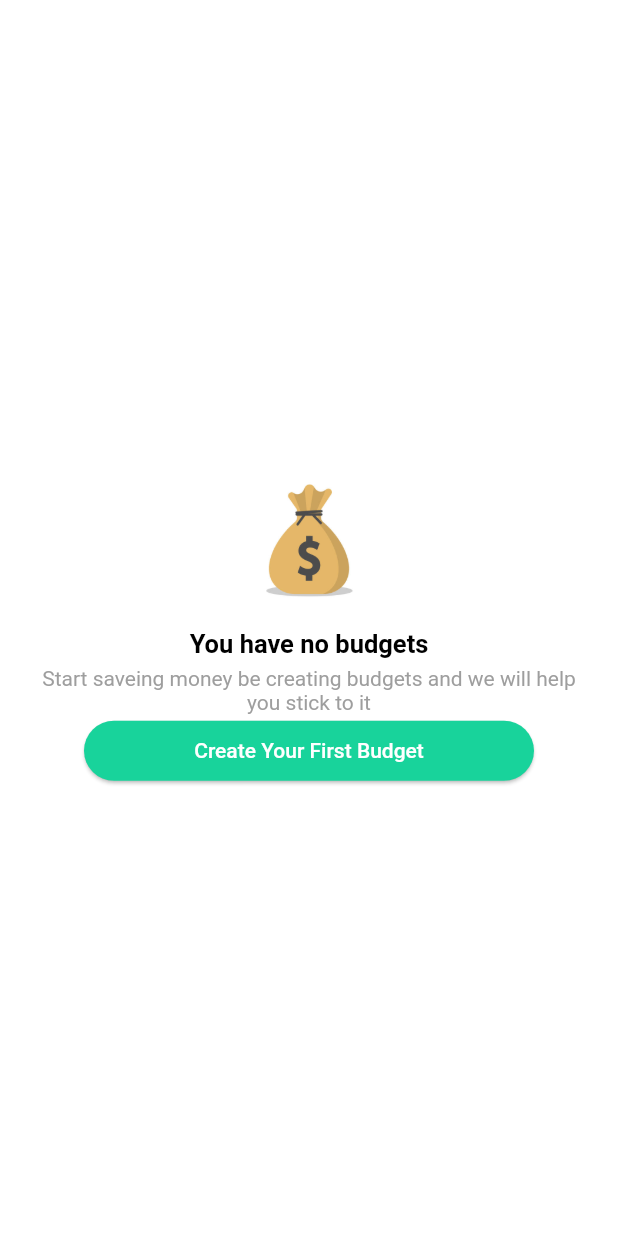
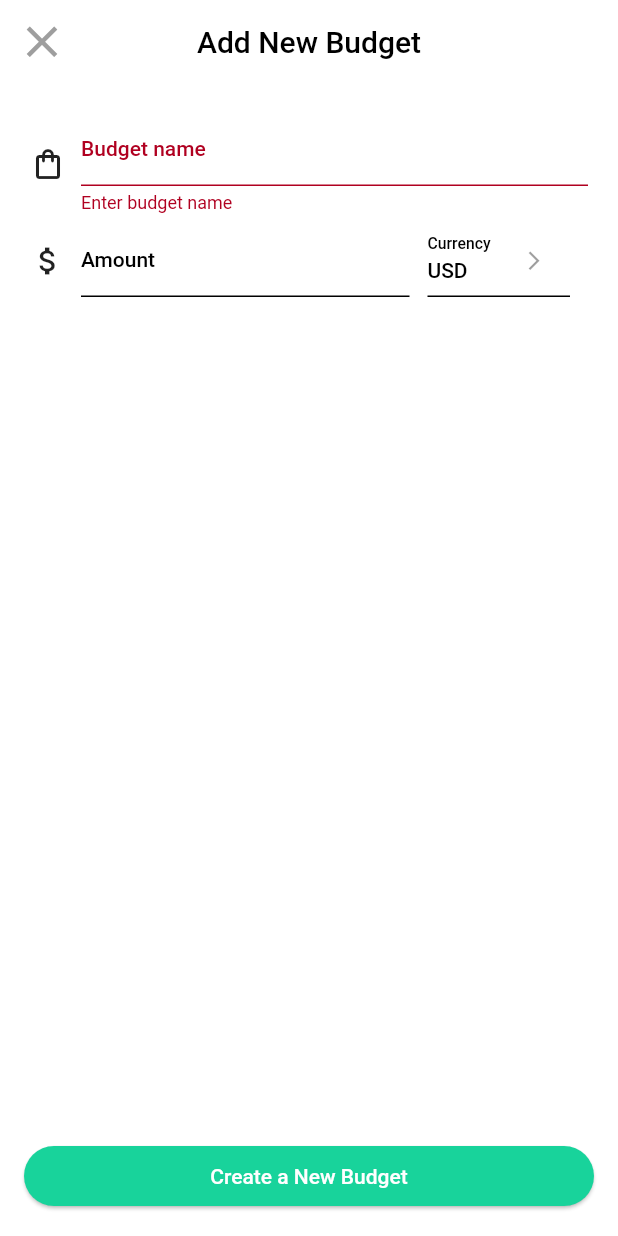
Before and after one commit to lilter96/Spender, a Flutter app: the BudgetsDefaultScreenWidget widget shown alone on an empty page, opened directly, after a tap on "Create Your First Budget", on a phone screen of 412 x 824 dp. Run offline on Flutter 3.47's test engine with Material 2 defaults, Android fonts, the light colour scheme and no system bars; missing offline and left inert: flutter_material_pickers.

Commit message:
Added part of adding new budget

```diff
--- a/lib/features/budgets_screen/widgets/budgets_default_screen/budgets_default_screen.dart
+++ b/lib/features/budgets_screen/widgets/budgets_default_screen/budgets_default_screen.dart
@@ -1,4 +1,6 @@
 import 'package:flutter/material.dart';
+
+import '../budgets_modal_bottom_sheet/budgets_modal_bottom_sheet.dart';
 
 class BudgetsDefaultScreenWidget extends StatefulWidget {
   const BudgetsDefaultScreenWidget({super.key});
@@ -38,8 +40,19 @@ class _BudgetsDefaultScreenWidgetState
           style: ButtonStyle(
             backgroundColor: MaterialStateProperty.all<Color>(const Color.fromARGB(255, 24, 211, 155)),
           ),
-          onPressed: () {},
-          child: const Text('Create Your First Budget', style: TextStyle(color: Colors.white),) ,
+          onPressed: () {
+            showModalBottomSheet(
+              context: context,
+              isScrollControlled: true,
+              builder: (BuildContext context) {
+                return SizedBox(
+                  height: MediaQuery.of(context).size.height,
+                  child: const BudgetModalBottomSheetWidget(),
+                );
+              },
+            );
+          },
+          child: const Text('Create Your First Budget', style: TextStyle(color: Colors.white),),
         ),
       )
     ]);
--- /dev/null
+++ b/lib/features/budgets_screen/widgets/budgets_modal_bottom_sheet/budgets_modal_bottom_sheet.dart
@@ -0,0 +1,142 @@
+import 'package:flutter/material.dart';
+
+import '../currency_picker/currency_picker.dart';
+
+class BudgetModalBottomSheetWidget extends StatefulWidget {
+  const BudgetModalBottomSheetWidget({super.key});
+
+  @override
+  State<BudgetModalBottomSheetWidget> createState() => _BudgetModalBottomSheetWidgetState();
+}
+
+class _BudgetModalBottomSheetWidgetState extends State<BudgetModalBottomSheetWidget> {
+  @override
+  Widget build(BuildContext context) {
+    return Scaffold(
+      appBar: AppBar(
+        leading: IconButton(
+          icon: const Icon(Icons.close, color: Colors.grey, size: 35,),
+          onPressed: () => Navigator.of(context).pop(),
+        ),
+        backgroundColor: Colors.transparent,
+        elevation: 0,
+        title: const Text('Add New Budget'),
+        centerTitle: true,
+      ),
+      body: Container(
+        height: 500,
+        padding: const EdgeInsets.fromLTRB(20, 20, 20, 20),
+        child: Column(
+          mainAxisSize: MainAxisSize.min,
+          children: <Widget>[
+            Row(
+              children: [
+                const Icon(Icons.shopping_bag_outlined),
+                const SizedBox(width: 10),
+                Expanded(
+                  child: TextFormField(
+                    decoration: const InputDecoration(
+                      labelText: 'Budget name',
+                      focusedBorder: UnderlineInputBorder(
+                      borderSide: BorderSide(color: Color.fromARGB(255, 24, 211, 155), width: 2),
+                      ),
+                    ),
+                    cursorColor: const Color.fromARGB(255, 24, 211, 155),
+                    validator: (String? value) {
+                      if (value == null || value == '') {
+                        return 'Enter budget name';
+                      }
+                      return null;
+                    },
+                    autovalidateMode: AutovalidateMode.always,
+                  ),
+                ),
+              ],
+            ),
+            Row(
+              children: [
+                const Icon(Icons.attach_money),
+                const SizedBox(width: 10,),
+                Expanded(
+                  child: TextFormField(
+                    decoration: const InputDecoration(
+                      labelText: 'Amount',
+                      focusedBorder: UnderlineInputBorder(
+                      borderSide: BorderSide(color: Color.fromARGB(255, 24, 211, 155), width: 2),
+                      ),
+                    ),
+                    cursorColor: const Color.fromARGB(255, 24, 211, 155),
+                    // validator: (String? value) {
+                    //   if (value == null || value == '') {
+                    //     return 'Enter amount';
+                    //   }
+                    //   return null;
+                    // },
+                    // autovalidateMode: AutovalidateMode.always,
+                  ),
+                ),
+                TextButton(
+                  style: TextButton.styleFrom(
+                    foregroundColor: Colors.green,
+                  ),
+                   onPressed: () {
+                   showModalBottomSheet(
+                      context: context,
+                      isScrollControlled: true,
+                      builder: (BuildContext context) {
+                        return SizedBox(
+                          height: MediaQuery.of(context).size.height * 0.5,
+                          child: const CurrencyPicker(),
+                        );
+                      },
+                    );
+                  },
+                  child: SizedBox(
+                    width: 95,
+                    child: TextFormField(
+                      decoration: const InputDecoration(
+                        disabledBorder: UnderlineInputBorder(
+                          borderSide: BorderSide(color: Colors.black),
+                        ),
+                        labelText: 'Currency',
+                        labelStyle: TextStyle(
+                          color: Colors.black,
+                        ),
+                        suffixIcon: Icon(
+                          Icons.arrow_forward_ios,
+                          size: 15,
+                        ),
+                      ),
+                      initialValue: 'USD',
+                      readOnly: true,
+                      enabled: false,
+                      style: const TextStyle(
+                        color: Colors.black,
+                      ),
+                    ),
+                  ),
+                ),
+              ],
+            ),
+          ],
+        ),
+      ),
+      bottomNavigationBar: Container(
+        padding: const EdgeInsets.all(16),
+        color: Colors.white,
+        child: ElevatedButton(
+          style: ButtonStyle(
+            backgroundColor: MaterialStateProperty.all<Color>(
+              const Color.fromARGB(255, 24, 211, 155),
+            ),
+          ),
+          child: const Text(
+            'Create a New Budget',
+            style: TextStyle(color: Colors.white),
+          ),
+          onPressed: () {},
+        ),
+      ),
+    );
+  }
+}
--- a/lib/features/budgets_screen/widgets/widgets.dart
+++ b/lib/features/budgets_screen/widgets/widgets.dart
@@ -1,2 +1,4 @@
 export 'budgets_app_bar/budgets_app_bar.dart';
 export 'budgets_default_screen/budgets_default_screen.dart';
+export 'budgets_modal_bottom_sheet/budgets_modal_bottom_sheet.dart';
+export 'currency_picker/currency_picker.dart';
--- a/pubspec.yaml
+++ b/pubspec.yaml
@@ -11,12 +11,14 @@ environment:
 dependencies:
   flutter:
     sdk: flutter
+  flutter_material_pickers: ^3.3.0
+  currency_picker: ^2.0.15
 
   english_words: ^4.0.0
   provider: ^6.0.0
   cupertino_icons: ^1.0.2
   date_format: ^2.0.7
-  intl: ^0.18.1
+  intl: ^0.17.0
 
 dev_dependencies:
   flutter_test:
```
Also changed, not shown: lib/features/budgets_screen/widgets/currency_picker/currency_picker.dart (added, +78 -0 lines), pubspec.lock.
